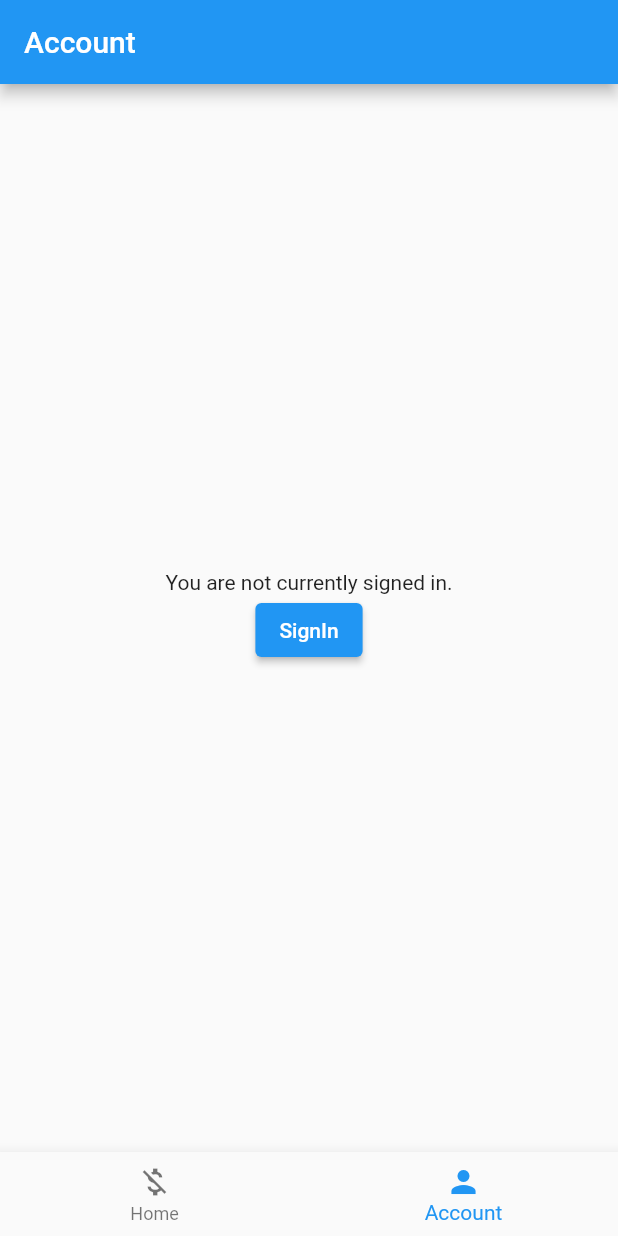
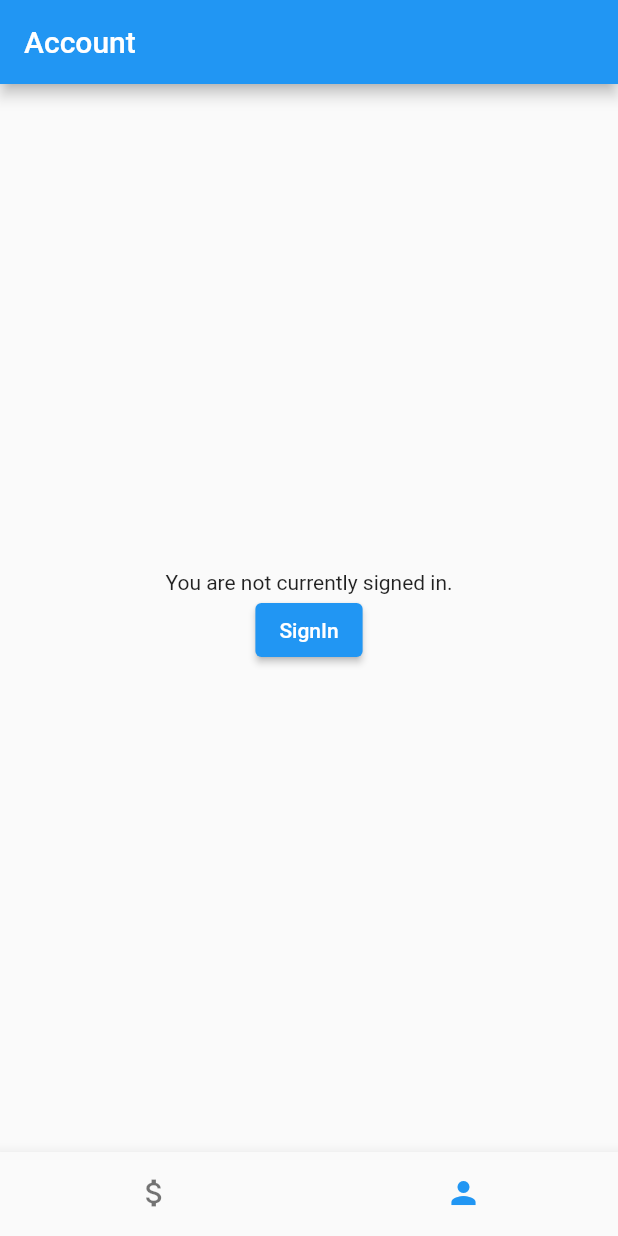
Before and after one commit to robert-virtual/gastos_e_ingresos, a Flutter app: the screen it shows after launch, item 2 of the bottom bar chosen, on a phone screen of 412 x 824 dp. Run offline on Flutter 3.47's test engine with Material 2 defaults, Android fonts, the phone set to English and light mode, and no system bars; our stand-ins replace get, google_sign_in, timeago.

Commit message:
format date

```diff
--- a/lib/pages/home.dart
+++ b/lib/pages/home.dart
@@ -1,6 +1,7 @@
 import 'package:flutter/material.dart';
 import '../controllers/home_controller.dart';
 import 'package:get/get.dart';
+import 'package:timeago/timeago.dart' as timeago;
 
 class HomePage extends GetView<HomeController> {
   const HomePage({super.key});
@@ -23,7 +24,7 @@ class HomePage extends GetView<HomeController> {
                 return Card(
                   child: ListTile(
                     title: Text(item[0]),
-                    subtitle: Text(item[3]),
+                    subtitle: Text(timeago.format(DateTime.parse(item[3]))),
                     trailing: Text(
                       "L.${item[2]}",
                       style: TextStyle(
--- a/lib/pages/nav.dart
+++ b/lib/pages/nav.dart
@@ -18,13 +18,15 @@ class NavPage extends GetView<HomeController> {
       ),
       bottomNavigationBar: Obx(
         () => BottomNavigationBar(
+          showSelectedLabels: false,
+          showUnselectedLabels: false,
           currentIndex: controller.pageIndex.value,
           onTap: (index) {
             controller.pageIndex.value = index;
           },
           items: const [
             BottomNavigationBarItem(
-              icon: Icon(Icons.money_off),
+              icon: Icon(Icons.attach_money),
               label: 'Home',
             ),
             BottomNavigationBarItem(
--- a/pubspec.yaml
+++ b/pubspec.yaml
@@ -38,6 +38,7 @@ dependencies:
   get: ^4.6.5
   google_sign_in: ^6.1.0
   http: ^0.13.6
+  timeago: ^3.4.0
 
 dev_dependencies:
   flutter_test:
```
Also changed, not shown: pubspec.lock.
